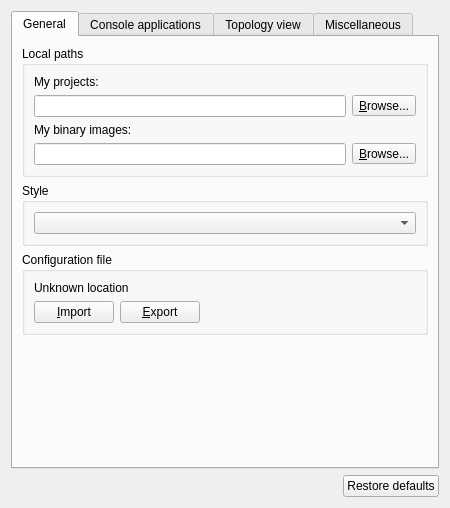
This is gns3/ui/general_preferences_page.ui in GNS3/gns3-gui as Qt 5 draws it before an edit. The edited form follows.
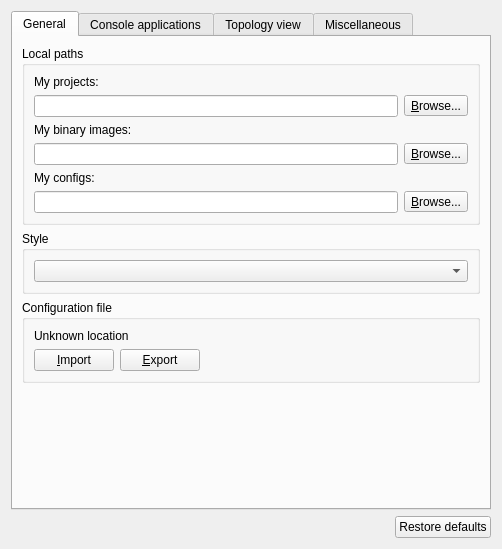
This is the edited form.

Commit message: Moves base configs to a dedicated directory (default is ~/GNS3/configs). Fixes #420.

Patch:
```diff
--- a/gns3/ui/general_preferences_page.ui
+++ b/gns3/ui/general_preferences_page.ui
@@ -6,8 +6,8 @@
    <rect>
     <x>0</x>
     <y>0</y>
-    <width>450</width>
-    <height>480</height>
+    <width>502</width>
+    <height>549</height>
    </rect>
   </property>
   <property name="windowTitle">
@@ -23,20 +23,8 @@
       <attribute name="title">
        <string>General</string>
       </attribute>
-      <layout class="QGridLayout" name="gridLayout_6">
-       <item row="1" column="0">
-        <widget class="QGroupBox" name="uiStyleGroupBox">
-         <property name="title">
-          <string>Style</string>
-         </property>
-         <layout class="QVBoxLayout" name="verticalLayout_4">
-          <item>
-           <widget class="QComboBox" name="uiStyleComboBox"/>
-          </item>
-         </layout>
-        </widget>
-       </item>
-       <item row="0" column="0">
+      <layout class="QVBoxLayout" name="verticalLayout_5">
+       <item>
         <widget class="QGroupBox" name="uiLocalPathsGroupBox">
          <property name="title">
           <string>Local paths</string>
@@ -110,10 +98,56 @@
             </item>
            </layout>
           </item>
+          <item row="4" column="0">
+           <widget class="QLabel" name="uiConfigsPathLabel">
+            <property name="text">
+             <string>My configs:</string>
+            </property>
+           </widget>
+          </item>
+          <item row="5" column="0">
+           <layout class="QHBoxLayout" name="horizontalLayout_7">
+            <item>
+             <widget class="QLineEdit" name="uiConfigsPathLineEdit">
+              <property name="sizePolicy">
+               <sizepolicy hsizetype="MinimumExpanding" vsizetype="Fixed">
+                <horstretch>0</horstretch>
+                <verstretch>0</verstretch>
+               </sizepolicy>
+              </property>
+              <property name="toolTip">
+               <string>Directory where your binary images (e.g. IOS) are stored</string>
+              </property>
+             </widget>
+            </item>
+            <item>
+             <widget class="QToolButton" name="uiConfigsPathToolButton">
+              <property name="text">
+               <string>&amp;Browse...</string>
+              </property>
+              <property name="toolButtonStyle">
+               <enum>Qt::ToolButtonTextOnly</enum>
+              </property>
+             </widget>
+            </item>
+           </layout>
+          </item>
          </layout>
         </widget>
        </item>
-       <item row="2" column="0">
+       <item>
+        <widget class="QGroupBox" name="uiStyleGroupBox">
+         <property name="title">
+          <string>Style</string>
+         </property>
+         <layout class="QVBoxLayout" name="verticalLayout_4">
+          <item>
+           <widget class="QComboBox" name="uiStyleComboBox"/>
+          </item>
+         </layout>
+        </widget>
+       </item>
+       <item>
         <widget class="QGroupBox" name="uiConfigurationFileGroupBox">
          <property name="title">
           <string>Configuration file</string>
@@ -160,7 +194,7 @@
          </layout>
         </widget>
        </item>
-       <item row="3" column="0">
+       <item>
         <spacer name="verticalSpacer">
          <property name="orientation">
           <enum>Qt::Vertical</enum>
```
Left out of the diff: 2 changed lines with no effect on the pictures. The commit also changes 6 other files.
